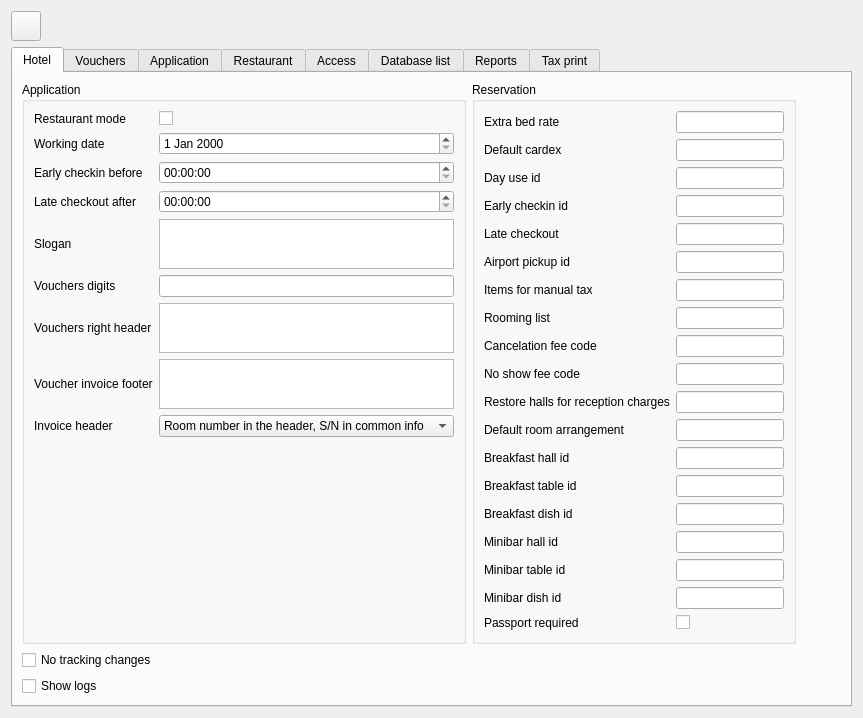
Old version of the form Resort/wglobaldbconfig.ui in the repository End1-1/Resort.
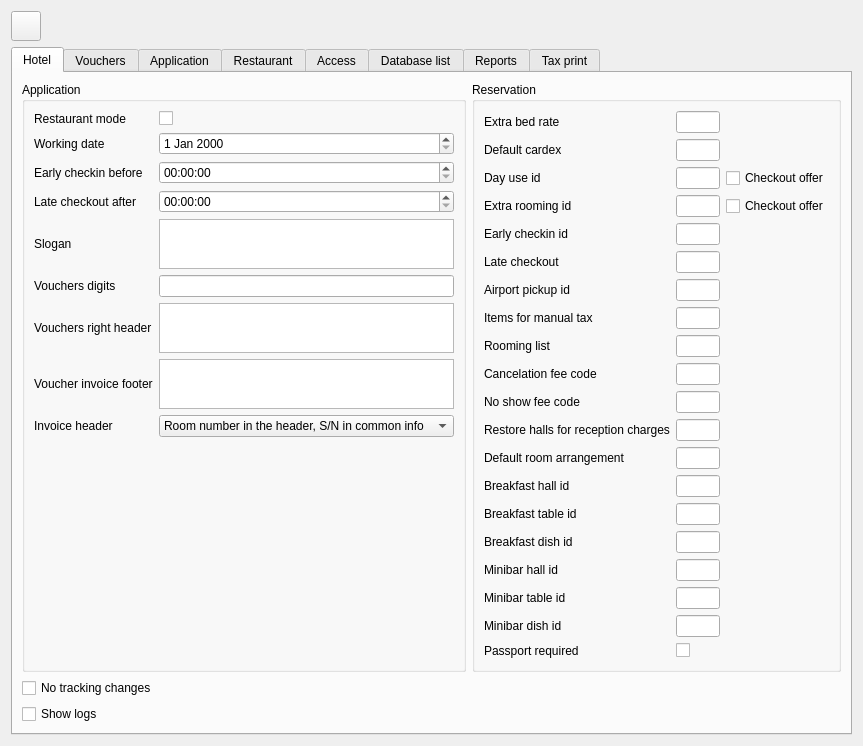
New version of the form. The open tabs and pages were chosen to show the change. Icons and pictures are not drawn. Custom widgets are drawn as their Qt base class.

The edit to the form file:
```diff
--- a/Resort/wglobaldbconfig.ui
+++ b/Resort/wglobaldbconfig.ui
@@ -7,7 +7,7 @@
     <x>0</x>
     <y>0</y>
     <width>863</width>
-    <height>695</height>
+    <height>696</height>
    </rect>
   </property>
   <property name="windowTitle">
@@ -92,128 +92,154 @@
             <string>Reservation</string>
            </property>
            <layout class="QGridLayout" name="gridLayout_3">
-            <item row="17" column="0">
+            <item row="2" column="0">
+             <widget class="QLabel" name="label_10">
+              <property name="text">
+               <string>Day use id</string>
+              </property>
+             </widget>
+            </item>
+            <item row="5" column="0">
+             <widget class="QLabel" name="label_14">
+              <property name="text">
+               <string>Late checkout</string>
+              </property>
+             </widget>
+            </item>
+            <item row="10" column="1">
+             <widget class="QLineEdit" name="leCancelCode"/>
+            </item>
+            <item row="10" column="0">
+             <widget class="QLabel" name="label_25">
+              <property name="text">
+               <string>Cancelation fee code</string>
+              </property>
+             </widget>
+            </item>
+            <item row="13" column="0">
+             <widget class="QLabel" name="label_32">
+              <property name="text">
+               <string>Default room arrangement</string>
+              </property>
+             </widget>
+            </item>
+            <item row="20" column="0">
+             <widget class="QLabel" name="label_42">
+              <property name="text">
+               <string>Passport required</string>
+              </property>
+             </widget>
+            </item>
+            <item row="11" column="0">
+             <widget class="QLabel" name="label_26">
+              <property name="text">
+               <string>No show fee code</string>
+              </property>
+             </widget>
+            </item>
+            <item row="18" column="0">
              <widget class="QLabel" name="label_40">
               <property name="text">
                <string>Minibar table id</string>
               </property>
              </widget>
             </item>
-            <item row="15" column="0">
-             <widget class="QLabel" name="label_38">
+            <item row="12" column="1">
+             <widget class="EQLineEdit" name="leRestHallForReception"/>
+            </item>
+            <item row="18" column="1">
+             <widget class="EQLineEdit" name="leMinibarTableId"/>
+            </item>
+            <item row="2" column="2">
+             <widget class="QCheckBox" name="chOfferDayUse">
               <property name="text">
-               <string>Breakfast dish id</string>
+               <string>Checkout offer</string>
+              </property>
+             </widget>
+            </item>
+            <item row="19" column="0">
+             <widget class="QLabel" name="label_41">
+              <property name="text">
+               <string>Minibar dish id</string>
+              </property>
+             </widget>
+            </item>
+            <item row="7" column="1">
+             <widget class="QLineEdit" name="leManualTax"/>
+            </item>
+            <item row="6" column="0">
+             <widget class="QLabel" name="label_9">
+              <property name="text">
+               <string>Airport pickup id</string>
               </property>
              </widget>
             </item>
             <item row="14" column="0">
-             <widget class="QLabel" name="label_37">
-              <property name="text">
-               <string>Breakfast table id</string>
-              </property>
-             </widget>
-            </item>
-            <item row="13" column="0">
              <widget class="QLabel" name="label_36">
               <property name="text">
                <string>Breakfast hall id</string>
               </property>
              </widget>
             </item>
-            <item row="16" column="0">
-             <widget class="QLabel" name="label_39">
-              <property name="text">
-               <string>Minibar hall id</string>
-              </property>
-             </widget>
+            <item row="19" column="1">
+             <widget class="EQLineEdit" name="leMinibarDishId"/>
             </item>
-            <item row="6" column="1">
-             <widget class="QLineEdit" name="leManualTax"/>
-            </item>
-            <item row="6" column="0">
+            <item row="7" column="0">
              <widget class="QLabel" name="label_19">
               <property name="text">
                <string>Items for manual tax</string>
               </property>
              </widget>
             </item>
-            <item row="7" column="0">
-             <widget class="QLabel" name="label_22">
-              <property name="text">
-               <string>Rooming list</string>
-              </property>
-             </widget>
+            <item row="5" column="1">
+             <widget class="EQLineEdit" name="leLateCheckoutID"/>
             </item>
-            <item row="7" column="1">
-             <widget class="EQLineEdit" name="leRoomingList"/>
-            </item>
-            <item row="11" column="0">
+            <item row="12" column="0">
              <widget class="QLabel" name="label_31">
               <property name="text">
                <string>Restore halls for reception charges</string>
               </property>
              </widget>
             </item>
-            <item row="10" column="1">
-             <widget class="QLineEdit" name="leNoshowCode"/>
+            <item row="16" column="0">
+             <widget class="QLabel" name="label_38">
+              <property name="text">
+               <string>Breakfast dish id</string>
+              </property>
+             </widget>
             </item>
-            <item row="12" column="1">
-             <widget class="EQLineEdit" name="leRoomArrangement"/>
+            <item row="1" column="1">
+             <widget class="EQLineEdit" name="leDefaultCardex"/>
+            </item>
+            <item row="4" column="0">
+             <widget class="QLabel" name="label_8">
+              <property name="text">
+               <string>Early checkin id</string>
+              </property>
+             </widget>
             </item>
             <item row="11" column="1">
-             <widget class="EQLineEdit" name="leRestHallForReception"/>
+             <widget class="QLineEdit" name="leNoshowCode"/>
             </item>
-            <item row="12" column="0">
-             <widget class="QLabel" name="label_32">
-              <property name="text">
-               <string>Default room arrangement</string>
+            <item row="21" column="1">
+             <spacer name="verticalSpacer_2">
+              <property name="orientation">
+               <enum>Qt::Vertical</enum>
               </property>
-             </widget>
-            </item>
-            <item row="10" column="0">
-             <widget class="QLabel" name="label_26">
-              <property name="text">
-               <string>No show fee code</string>
+              <property name="sizeHint" stdset="0">
+               <size>
+                <width>20</width>
+                <height>40</height>
+               </size>
               </property>
-             </widget>
+             </spacer>
             </item>
-            <item row="9" column="1">
-             <widget class="QLineEdit" name="leCancelCode"/>
-            </item>
-            <item row="9" column="0">
-             <widget class="QLabel" name="label_25">
-              <property name="text">
-               <string>Cancelation fee code</string>
-              </property>
-             </widget>
-            </item>
-            <item row="1" column="0">
-             <widget class="QLabel" name="label_3">
-              <property name="text">
-               <string>Default cardex</string>
-              </property>
-             </widget>
+            <item row="8" column="1">
+             <widget class="EQLineEdit" name="leRoomingList"/>
             </item>
             <item row="0" column="1">
              <widget class="EQLineEdit" name="leExtraBed"/>
             </item>
-            <item row="1" column="1">
-             <widget class="EQLineEdit" name="leDefaultCardex"/>
-            </item>
-            <item row="5" column="0">
-             <widget class="QLabel" name="label_9">
-              <property name="text">
-               <string>Airport pickup id</string>
-              </property>
-             </widget>
-            </item>
-            <item row="4" column="0">
-             <widget class="QLabel" name="label_14">
-              <property name="text">
-               <string>Late checkout</string>
-              </property>
-             </widget>
-            </item>
             <item row="0" column="0">
              <widget class="QLabel" name="label_2">
               <property name="text">
@@ -221,81 +247,79 @@
               </property>
              </widget>
             </item>
+            <item row="15" column="1">
+             <widget class="EQLineEdit" name="leBreakfastTableId"/>
+            </item>
+            <item row="8" column="0">
+             <widget class="QLabel" name="label_22">
+              <property name="text">
+               <string>Rooming list</string>
+              </property>
+             </widget>
+            </item>
+            <item row="14" column="1">
+             <widget class="EQLineEdit" name="leBreakfastHallId"/>
+            </item>
+            <item row="17" column="0">
+             <widget class="QLabel" name="label_39">
+              <property name="text">
+               <string>Minibar hall id</string>
+              </property>
+             </widget>
+            </item>
             <item row="20" column="1">
-             <spacer name="verticalSpacer_2">
-              <property name="orientation">
-               <enum>Qt::Vertical</enum>
-              </property>
-              <property name="sizeHint" stdset="0">
-               <size>
-                <width>20</width>
-                <height>40</height>
-               </size>
-              </property>
-             </spacer>
-            </item>
-            <item row="2" column="0">
-             <widget class="QLabel" name="label_10">
+             <widget class="QCheckBox" name="chPasswordRequired">
               <property name="text">
-               <string>Day use id</string>
+               <string/>
               </property>
              </widget>
             </item>
+            <item row="16" column="1">
+             <widget class="EQLineEdit" name="leBreakfastDishId"/>
+            </item>
             <item row="2" column="1">
              <widget class="EQLineEdit" name="leDayUse"/>
             </item>
-            <item row="5" column="1">
+            <item row="6" column="1">
              <widget class="EQLineEdit" name="leAirportPickupId"/>
             </item>
-            <item row="3" column="0">
-             <widget class="QLabel" name="label_8">
+            <item row="1" column="0">
+             <widget class="QLabel" name="label_3">
               <property name="text">
-               <string>Early checkin id</string>
+               <string>Default cardex</string>
               </property>
              </widget>
             </item>
-            <item row="3" column="1">
+            <item row="4" column="1">
              <widget class="EQLineEdit" name="leEarlyCheckinID"/>
             </item>
-            <item row="14" column="1">
-             <widget class="EQLineEdit" name="leBreakfastTableId"/>
-            </item>
             <item row="13" column="1">
-             <widget class="EQLineEdit" name="leBreakfastHallId"/>
+             <widget class="EQLineEdit" name="leRoomArrangement"/>
             </item>
-            <item row="15" column="1">
-             <widget class="EQLineEdit" name="leBreakfastDishId"/>
-            </item>
-            <item row="4" column="1">
-             <widget class="EQLineEdit" name="leLateCheckoutID"/>
-            </item>
-            <item row="18" column="0">
-             <widget class="QLabel" name="label_41">
+            <item row="15" column="0">
+             <widget class="QLabel" name="label_37">
               <property name="text">
-               <string>Minibar dish id</string>
+               <string>Breakfast table id</string>
               </property>
              </widget>
             </item>
-            <item row="16" column="1">
-             <widget class="EQLineEdit" name="leMinibarHallId"/>
-            </item>
             <item row="17" column="1">
-             <widget class="EQLineEdit" name="leMinibarTableId"/>
+             <widget class="EQLineEdit" name="leMinibarHallId"/>
             </item>
-            <item row="18" column="1">
-             <widget class="EQLineEdit" name="leMinibarDishId"/>
-            </item>
-            <item row="19" column="1">
-             <widget class="QCheckBox" name="chPasswordRequired">
+            <item row="3" column="0">
+             <widget class="QLabel" name="label_50">
               <property name="text">
-               <string/>
+               <string>Extra rooming id</string>
               </property>
              </widget>
             </item>
-            <item row="19" column="0">
-             <widget class="QLabel" name="label_42">
+            <item row="3" column="1">
+             <widget class="EQLineEdit" name="leExtraRooming"/>
+            </item>
+            <item row="3" column="2">
+             <widget class="QCheckBox" name="chOfferExtraRooming">
               <property name="text">
-               <string>Passport required</string>
+               <string>Checkout offer</string>
               </property>
              </widget>
             </item>
```
Left out of the diff: 234 changed lines with no effect on the pictures.
